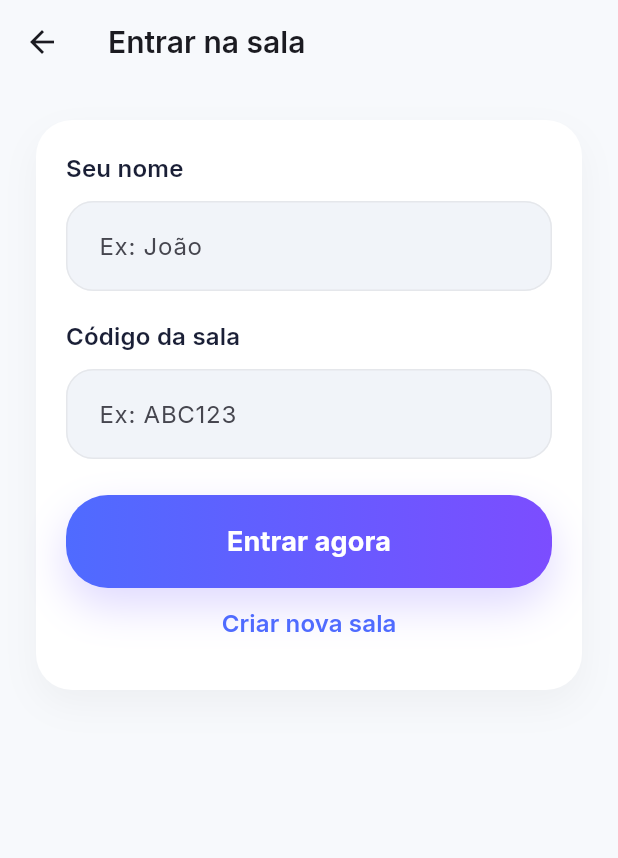
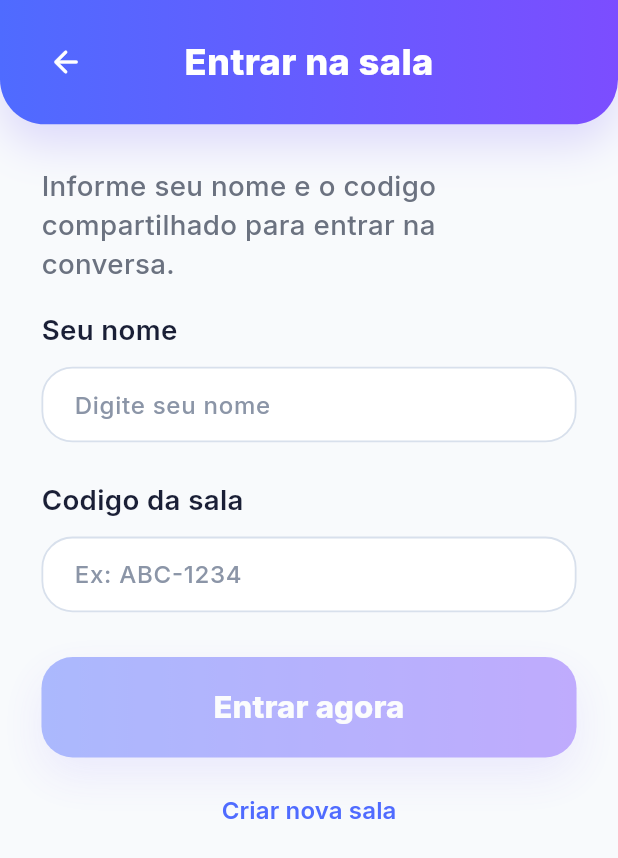
Before and after one commit to daniell0l/realtime_translator_frontend, a Flutter app: the JoinRoomPage screen opened by its route, on a phone screen of 412 x 824 dp. Shown: the top 858 px of the screen. Run offline on Flutter 3.47's test engine with Material 3 defaults, Android fonts, the phone set to English and light mode, and no system bars; our stand-ins replace google_fonts, socket_io_client.

Commit message:
tela de entrar na sala concluida

```diff
--- a/lib/src/modules/room/page/join_room_page.dart
+++ b/lib/src/modules/room/page/join_room_page.dart
@@ -1,7 +1,12 @@
+import 'dart:math' as math;
+
 import 'package:flutter/material.dart';
+import 'package:flutter/services.dart';
 import 'package:realtime_translator_frontend/src/core/routes/app_routes.dart';
-import 'package:realtime_translator_frontend/src/shared/widgets/app_card.dart';
-import 'package:realtime_translator_frontend/src/shared/widgets/app_input.dart';
+import 'package:realtime_translator_frontend/src/core/theme/app_colors.dart';
+import 'package:realtime_translator_frontend/src/modules/room/widgets/room_field_label.dart';
+import 'package:realtime_translator_frontend/src/modules/room/widgets/room_header.dart';
+import 'package:realtime_translator_frontend/src/modules/room/widgets/room_input_box.dart';
 import 'package:realtime_translator_frontend/src/shared/widgets/gradient_button.dart';
 
 class JoinRoomPage extends StatefulWidget {
@@ -12,47 +17,169 @@ class JoinRoomPage extends StatefulWidget {
 }
 
 class _JoinRoomPageState extends State<JoinRoomPage> {
+  static const double _designWidth = 330;
+
   final nameCtrl = TextEditingController();
   final codeCtrl = TextEditingController();
+
+  bool get isFormValid =>
+      nameCtrl.text.trim().isNotEmpty && codeCtrl.text.trim().isNotEmpty;
+
+  @override
+  void initState() {
+    super.initState();
+    nameCtrl.addListener(_refreshForm);
+    codeCtrl.addListener(_refreshForm);
+  }
+
+  @override
+  void dispose() {
+    nameCtrl.removeListener(_refreshForm);
+    codeCtrl.removeListener(_refreshForm);
+    nameCtrl.dispose();
+    codeCtrl.dispose();
+    super.dispose();
+  }
+
+  void _refreshForm() {
+    if (mounted) {
+      setState(() {});
+    }
+  }
+
+  Future<void> _handleBack() async {
+    FocusManager.instance.primaryFocus?.unfocus();
+    await SystemChannels.textInput.invokeMethod<void>('TextInput.hide');
+    await Future<void>.delayed(const Duration(milliseconds: 80));
+
+    if (!mounted) return;
+
+    Navigator.pop(context);
+  }
+
+  void _handleJoinRoom() {
+    if (!isFormValid) return;
+
+    Navigator.pushNamed(context, AppRoutes.chat);
+  }
 
   @override
   Widget build(BuildContext context) {
     return Scaffold(
-      appBar: AppBar(
-        title: const Text('Entrar na sala'),
-        backgroundColor: Colors.transparent,
+      backgroundColor: const Color(0xFFF8FAFC),
+      body: LayoutBuilder(
+        builder: (context, constraints) {
+          final layoutWidth = math.min(constraints.maxWidth, 380.0);
+          final scale = layoutWidth / _designWidth;
+
+          return Column(
+            children: [
+              RoomHeader(
+                scale: scale,
+                title: 'Entrar na sala',
+                onBack: _handleBack,
               ),
-      body: Padding(
-        padding: const EdgeInsets.all(24),
-        child: AppCard(
+              Expanded(
+                child: SingleChildScrollView(
+                  padding: EdgeInsets.fromLTRB(
+                    24 * scale,
+                    24 * scale,
+                    24 * scale,
+                    32 * scale,
+                  ),
+                  child: Align(
+                    alignment: Alignment.topCenter,
+                    child: SizedBox(
+                      width: layoutWidth,
                       child: Column(
-            mainAxisSize: MainAxisSize.min,
+                        crossAxisAlignment: CrossAxisAlignment.start,
                         children: [
-              AppInput(
+                          Text(
+                            'Informe seu nome e o codigo compartilhado para entrar na conversa.',
+                            style: TextStyle(
+                              fontSize: 16 * scale,
+                              fontWeight: FontWeight.w500,
+                              color: AppColors.textSecondary,
+                            ),
+                          ),
+                          SizedBox(height: 16 * scale),
+                          RoomFieldLabel(
                             label: 'Seu nome',
-                hint: 'Ex: João',
+                            scale: scale,
+                          ),
+                          SizedBox(height: 10 * scale),
+                          RoomInputBox(
+                            scale: scale,
+                            child: TextField(
                               controller: nameCtrl,
+                              textInputAction: TextInputAction.next,
+                              decoration: const InputDecoration(
+                                hintText: 'Digite seu nome',
+                                border: InputBorder.none,
+                                enabledBorder: InputBorder.none,
+                                focusedBorder: InputBorder.none,
                               ),
-              const SizedBox(height: 18),
-              AppInput(
-                label: 'Código da sala',
-                hint: 'Ex: ABC123',
+                            ),
+                          ),
+                          SizedBox(height: 22 * scale),
+                          RoomFieldLabel(
+                            label: 'Codigo da sala',
+                            scale: scale,
+                          ),
+                          SizedBox(height: 10 * scale),
+                          RoomInputBox(
+                            scale: scale,
+                            child: TextField(
                               controller: codeCtrl,
+                              textInputAction: TextInputAction.done,
+                              textCapitalization: TextCapitalization.characters,
+                              decoration: const InputDecoration(
+                                hintText: 'Ex: ABC-1234',
+                                border: InputBorder.none,
+                                enabledBorder: InputBorder.none,
+                                focusedBorder: InputBorder.none,
                               ),
-              const SizedBox(height: 24),
-              GradientButton(
+                              onSubmitted: (_) => _handleJoinRoom(),
+                            ),
+                          ),
+                          SizedBox(height: 26 * scale),
+                          Opacity(
+                            opacity: isFormValid ? 1 : 0.45,
+                            child: IgnorePointer(
+                              ignoring: !isFormValid,
+                              child: GradientButton(
                                 label: 'Entrar agora',
-                onPressed: () => Navigator.pushNamed(context, AppRoutes.chat),
+                                padding: EdgeInsets.symmetric(
+                                  vertical: 16 * scale,
                                 ),
-              TextButton(
-                onPressed: () =>
-                    Navigator.pushNamed(context, AppRoutes.createRoom),
+                                borderRadius: 18 * scale,
+                                fontSize: 18 * scale,
+                                fontWeight: FontWeight.w800,
+                                onPressed: _handleJoinRoom,
+                              ),
+                            ),
+                          ),
+                          SizedBox(height: 10 * scale),
+                          Align(
+                            alignment: Alignment.center,
+                            child: TextButton(
+                              onPressed: () => Navigator.pushNamed(
+                                context,
+                                AppRoutes.createRoom,
+                              ),
                               child: const Text('Criar nova sala'),
+                            ),
                           ),
                         ],
                       ),
                     ),
                   ),
+                ),
+              ),
+            ],
+          );
+        },
+      ),
     );
   }
 }
--- a/lib/src/modules/room/widgets/create_room_field_label.dart
+++ b/lib/src/modules/room/widgets/room_field_label.dart
@@ -1,11 +1,11 @@
 import 'package:flutter/material.dart';
 import 'package:realtime_translator_frontend/src/core/theme/app_colors.dart';
 
-class CreateRoomFieldLabel extends StatelessWidget {
+class RoomFieldLabel extends StatelessWidget {
   final String label;
   final double scale;
 
-  const CreateRoomFieldLabel({
+  const RoomFieldLabel({
     super.key,
     required this.label,
     required this.scale,
--- a/lib/src/modules/room/widgets/create_room_header.dart
+++ b/lib/src/modules/room/widgets/room_header.dart
@@ -1,13 +1,15 @@
 import 'package:flutter/material.dart';
 import 'package:realtime_translator_frontend/src/core/theme/app_colors.dart';
 
-class CreateRoomHeader extends StatelessWidget {
+class RoomHeader extends StatelessWidget {
   final double scale;
+  final String title;
   final VoidCallback onBack;
 
-  const CreateRoomHeader({
+  const RoomHeader({
     super.key,
     required this.scale,
+    required this.title,
     required this.onBack,
   });
 
@@ -62,7 +64,7 @@ class CreateRoomHeader extends StatelessWidget {
                 ),
               ),
               Text(
-                'Criar sala',
+                title,
                 style: TextStyle(
                   color: Colors.white,
                   fontSize: 21 * scale,
--- a/lib/src/modules/room/widgets/create_room_input_box.dart
+++ b/lib/src/modules/room/widgets/room_input_box.dart
@@ -1,21 +1,21 @@
 import 'package:flutter/material.dart';
 import 'package:realtime_translator_frontend/src/core/theme/app_colors.dart';
 
-class CreateRoomInputBox extends StatefulWidget {
+class RoomInputBox extends StatefulWidget {
   final double scale;
   final Widget child;
 
-  const CreateRoomInputBox({
+  const RoomInputBox({
     super.key,
     required this.scale,
     required this.child,
   });
 
   @override
-  State<CreateRoomInputBox> createState() => _CreateRoomInputBoxState();
+  State<RoomInputBox> createState() => _RoomInputBoxState();
 }
 
-class _CreateRoomInputBoxState extends State<CreateRoomInputBox> {
+class _RoomInputBoxState extends State<RoomInputBox> {
   bool _hasFocus = false;
 
   @override
```
Also changed, not shown: lib/src/modules/room/page/create_room_page.dart (+14 -10 lines). Lines whose indentation alone changed are shown as unchanged.
